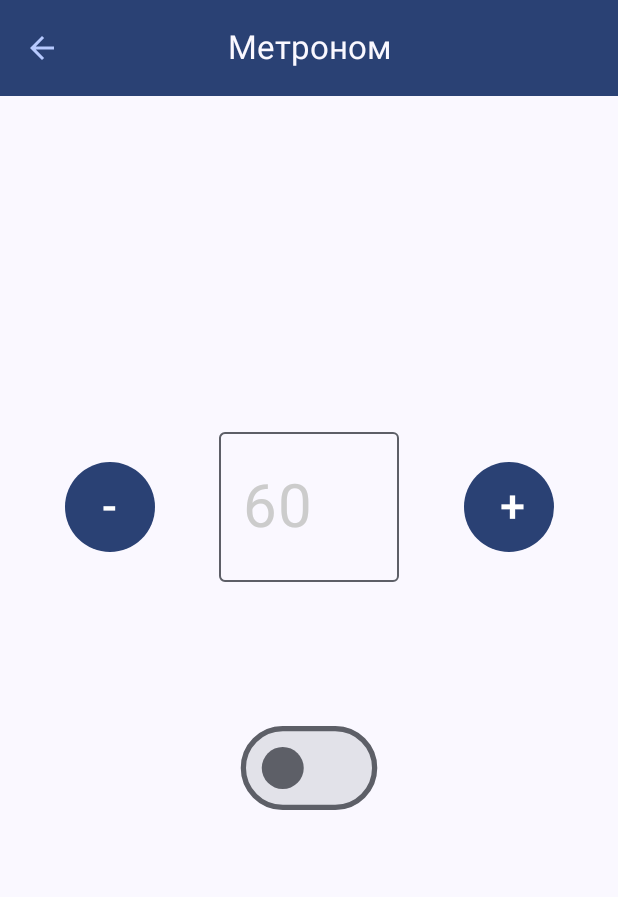
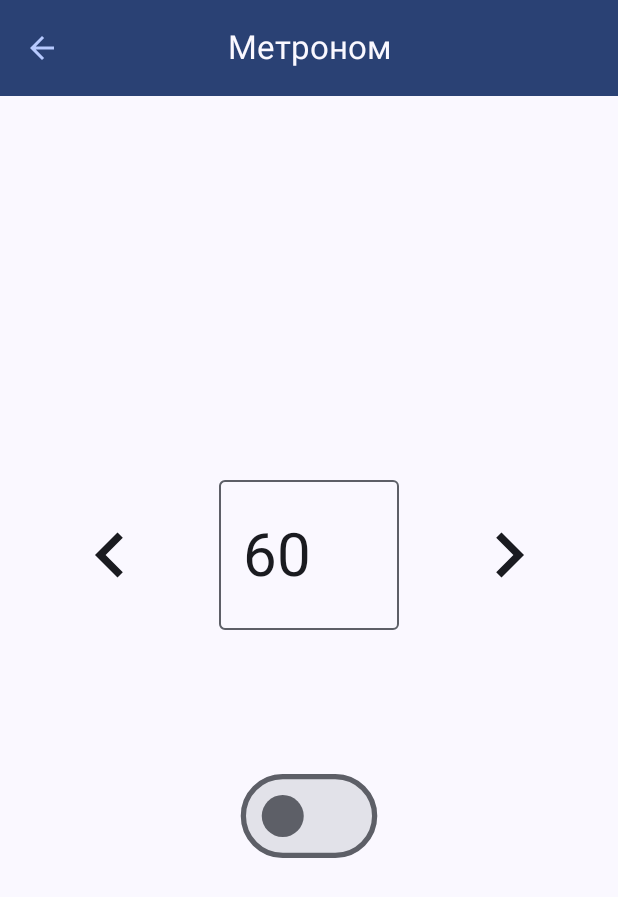
Before and after one commit to ponomo2/guitarguide, an Android app built with Jetpack Compose: the MetronomeScreen screen opened through its navigation route, on a phone screen of 412 x 824 dp. Shown: the top 897 px of the screen. Run offline under Robolectric (Android 15) with nearby library versions, the phone set to English and light mode, and no system bars.

Commit message:
redesign modifier screen & fix navigation at FavouriteScreen

```diff
--- a/app/src/main/java/com/example/guitarguide/AppViewModelProvider.kt
+++ b/app/src/main/java/com/example/guitarguide/AppViewModelProvider.kt
@@ -1,5 +1,6 @@
 package com.example.guitarguide
 
+import android.app.Application
 import androidx.lifecycle.ViewModelProvider.AndroidViewModelFactory
 import androidx.lifecycle.viewmodel.CreationExtras
 import androidx.lifecycle.viewmodel.initializer
--- a/app/src/main/java/com/example/guitarguide/screens/metronome/MetronomeScreen.kt
+++ b/app/src/main/java/com/example/guitarguide/screens/metronome/MetronomeScreen.kt
@@ -14,11 +14,14 @@ import androidx.compose.foundation.layout.width
 import androidx.compose.foundation.text.KeyboardOptions
 import androidx.compose.material.icons.Icons
 import androidx.compose.material.icons.filled.ArrowBack
+import androidx.compose.material.icons.filled.KeyboardArrowLeft
+import androidx.compose.material.icons.filled.KeyboardArrowRight
 import androidx.compose.material3.Button
 import androidx.compose.material3.CenterAlignedTopAppBar
 import androidx.compose.material3.ExperimentalMaterial3Api
 import androidx.compose.material3.Icon
 import androidx.compose.material3.IconButton
+import androidx.compose.material3.IconButtonColors
 import androidx.compose.material3.IconButtonDefaults
 import androidx.compose.material3.MaterialTheme
 import androidx.compose.material3.OutlinedTextField
@@ -35,6 +38,7 @@ import androidx.compose.ui.Alignment
 import androidx.compose.ui.Modifier
 import androidx.compose.ui.draw.scale
 import androidx.compose.ui.graphics.Color
+import androidx.compose.ui.res.stringResource
 import androidx.compose.ui.text.TextStyle
 import androidx.compose.ui.text.input.KeyboardType
 import androidx.compose.ui.unit.dp
@@ -45,8 +49,10 @@ import com.example.guitarguide.AppViewModelProvider
 @SuppressLint("UnusedMaterial3ScaffoldPaddingParameter")
 @OptIn(ExperimentalMaterial3Api::class)
 @Composable
-fun MetronomeScreen(viewModel: MetronomeViewModel = androidx.lifecycle.viewmodel.compose.viewModel(
-    factory = AppViewModelProvider.Factory),
+fun MetronomeScreen(
+    viewModel: MetronomeViewModel = androidx.lifecycle.viewmodel.compose.viewModel(
+        factory = AppViewModelProvider.Factory
+    ),
     navController: NavHostController
 ) {
     Scaffold(
@@ -76,33 +82,34 @@ fun MetronomeScreen(viewModel: MetronomeViewModel = androidx.lifecycle.viewmodel
                 }
             )
         }
-    ) { _ ->
-        val state = remember {
-            mutableStateOf("")
+    ) { paddingValues ->
+        var state by remember {
+            mutableStateOf("60")
         }
-        val isError = remember {
+        var isError by remember {
             mutableStateOf(false)
         }
         var checked by remember { mutableStateOf(false) }
+
         fun validateNumber() {
             try {
-                when (state.value.toLong()) {
+                when (state.toLong()) {
                     !in viewModel.lowestTempo..viewModel.highestTempo -> {
-                        isError.value = true
+                        isError = true
                     }
-
-                    else -> isError.value = false
+                    else -> isError = false
                 }
             } catch (e: NumberFormatException) {
-                isError.value = true
-                state.value = ""
+                isError = true
+                state = ""
                 viewModel.stopMetronome()
             }
         }
 
         Column(
             modifier = Modifier
-                .fillMaxSize(),
+                .fillMaxSize()
+                .padding(paddingValues),
             horizontalAlignment = Alignment.CenterHorizontally,
             verticalArrangement = Arrangement.Center
         ) {
@@ -111,60 +118,71 @@ fun MetronomeScreen(viewModel: MetronomeViewModel = androidx.lifecycle.viewmodel
                 horizontalArrangement = Arrangement.SpaceEvenly,
                 verticalAlignment = Alignment.CenterVertically
             ) {
-                Button(
+                IconButton(
                     onClick = {
                         try {
-                            state.value = (state.value.toLong() - 1).toString()
+                            state = (state.toLong() - 1).toString()
                             validateNumber()
                         } catch (e: NumberFormatException) {
-                            isError.value = true
-                            state.value = ""
+                            isError = true
+                            state = ""
                         }
                     },
                     modifier = Modifier
-                        .width(60.dp)
-                        .height(60.dp)
+                        .width(100.dp)
+                        .height(100.dp),
                 ) {
-                    Text(text = "-", fontSize = 30.sp)
+                    Icon(
+                        imageVector = Icons.Default.KeyboardArrowLeft,
+                        contentDescription = "minus button",
+                        modifier = Modifier
+                            .width(60.dp)
+                            .height(60.dp)
+                    )
                 }
                 OutlinedTextField(
-                    value = state.value,
+                    value = state,
                     onValueChange = {
-                        state.value = it
+                        state = it
                         validateNumber()
                         if (checked) {
-                            viewModel.restartMetronome(state.value)
+                            viewModel.restartMetronome(state)
                         }
                     },
                     keyboardOptions = KeyboardOptions(
                         keyboardType = KeyboardType.Number
                     ),
-                    isError = isError.value,
+                    isError = isError,
                     singleLine = true,
                     textStyle = TextStyle(fontSize = 40.sp),
                     modifier = Modifier
                         .width(120.dp)
                         .height(100.dp),
-                    placeholder = { Text(text = "60", fontSize = 40.sp, color = Color.LightGray) }
                 )
-                Button(
+                IconButton(
                     onClick = {
                         try {
-                            state.value = (state.value.toLong() + 1).toString()
+                            state = (state.toLong() + 1).toString()
                             validateNumber()
                         } catch (e: NumberFormatException) {
-                            isError.value = true
-                            state.value = ""
+                            isError = true
+                            state = ""
                         }
                     },
                     modifier = Modifier
-                        .width(60.dp)
-                        .height(60.dp)
+                        .width(100.dp)
+                        .height(100.dp)
                 ) {
-                    Text(text = "+", fontSize = 30.sp)
+                    Icon(
+                        imageVector = Icons.Default.KeyboardArrowRight,
+                        contentDescription = "plus button",
+                        modifier = Modifier
+                            .width(60.dp)
+                            .height(60.dp)
+                    )
                 }
             }
-            if (isError.value) {
+            if (isError) {
                 Text(
                     modifier = Modifier.padding(start = 16.dp),
                     text = "Ритм не может быть более 210 и менее 40",
@@ -177,7 +195,7 @@ fun MetronomeScreen(viewModel: MetronomeViewModel = androidx.lifecycle.viewmodel
                 onCheckedChange = {
                     checked = it
                     if (checked) {
-                        viewModel.startMetronome(state.value)
+                        viewModel.startMetronome(state)
                     } else {
                         viewModel.stopMetronome()
                     }
--- a/app/src/main/java/com/example/guitarguide/screens/metronome/MetronomeViewModel.kt
+++ b/app/src/main/java/com/example/guitarguide/screens/metronome/MetronomeViewModel.kt
@@ -1,6 +1,9 @@
 package com.example.guitarguide.screens.metronome
 
+import android.content.Context
 import android.util.Log
+import android.widget.Toast
+import androidx.compose.ui.platform.LocalContext
 import androidx.lifecycle.ViewModel
 import androidx.lifecycle.viewModelScope
 import com.example.guitarguide.metronome.Metronome
@@ -28,7 +31,6 @@ class MetronomeViewModel(): ViewModel() {
             Metronome.start(bpm.toLong())
         }
         catch (e: NumberFormatException) {
-            Log.d("ok", "notok")
         }
     }
 
```
Also changed, not shown: app/src/main/java/com/example/guitarguide/screens/saved/FavoritesScreen.kt (+19 -9 lines).
